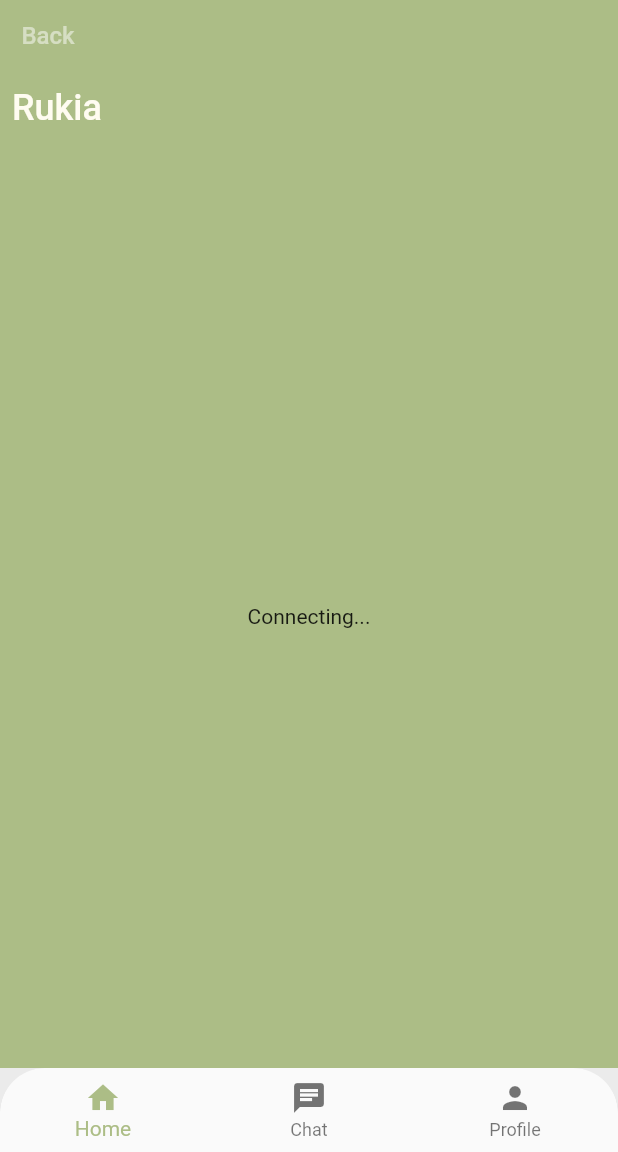
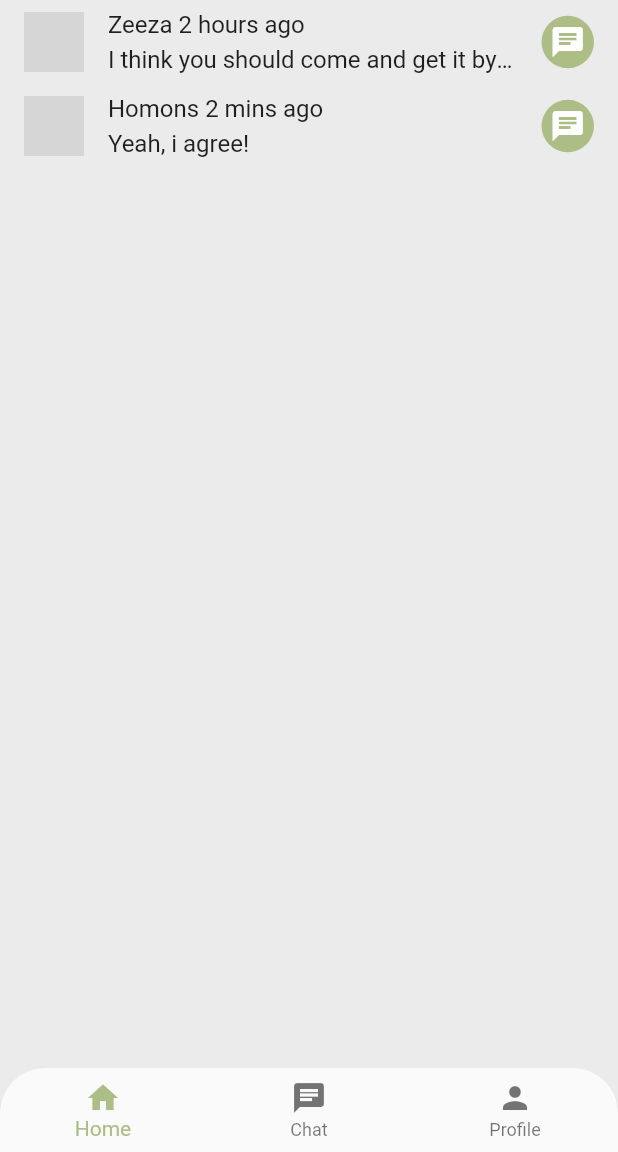
Before and after one commit to Trapzuss/Integrated-2, a Flutter app: the screen it shows after launch, swiped to page 2, on a phone screen of 412 x 824 dp, the part 84-1236 px from its top. Run offline on Flutter 3.47's test engine with Material 2 defaults, Android fonts, the phone set to English and light mode, and no system bars; our stand-ins replace animated_bottom_navigation_bar, bot_toast, dio, flutter_redux, google_fonts, lottie and 3 more; missing offline and left inert: username_gen; network calls fail; Roboto replaces fonts that are missing (Ubuntu); statements that could not run were skipped; grey boxes are pictures that could not be loaded.

Commit message:
Add chat list screen

```diff
--- a/lib/layouts/default_layout.dart
+++ b/lib/layouts/default_layout.dart
@@ -1,5 +1,6 @@
 import 'package:flutter/material.dart';
-import 'package:pet_integrated/screens/chat_screen.dart';
+import 'package:pet_integrated/screens/chat/chat_list_screen.dart';
+import 'package:pet_integrated/screens/chat/chat_screen.dart';
 import 'package:pet_integrated/screens/home_screen.dart';
 import 'package:pet_integrated/utils/theme.dart';
 import 'package:animated_bottom_navigation_bar/animated_bottom_navigation_bar.dart';
@@ -73,7 +74,7 @@ class _DefaultLayoutState extends State<DefaultLayout> {
         ),
         body: PageView(
           physics: NeverScrollableScrollPhysics(),
-          children: [HomeScreen(), ChatScreen(), ProfileScreen()],
+          children: [HomeScreen(), ChatListScreen(), ProfileScreen()],
           controller: pageController,
         ),
         bottomNavigationBar: Container(
--- a/lib/main.dart
+++ b/lib/main.dart
@@ -3,7 +3,7 @@ import 'package:flutter/services.dart';
 import 'package:google_fonts/google_fonts.dart';
 import 'package:pet_integrated/layouts/default_layout.dart';
 
-import 'package:pet_integrated/screens/chat_screen.dart';
+import 'package:pet_integrated/screens/chat/chat_screen.dart';
 import 'package:pet_integrated/screens/auth/login_screen.dart';
 import 'package:pet_integrated/screens/splash_screen.dart';
 import 'package:pet_integrated/utils/theme.dart';
--- /dev/null
+++ b/lib/screens/chat/chat_list_screen.dart
@@ -0,0 +1,87 @@
+import 'package:flutter/cupertino.dart';
+import 'package:flutter/material.dart';
+import 'package:flutter/src/foundation/key.dart';
+import 'package:flutter/src/widgets/framework.dart';
+import 'package:pet_integrated/utils/theme.dart';
+
+class ChatListScreen extends StatefulWidget {
+  const ChatListScreen({Key? key}) : super(key: key);
+
+  @override
+  State<ChatListScreen> createState() => _ChatListScreenState();
+}
+
+class _ChatListScreenState extends State<ChatListScreen> {
+  @override
+  Widget build(BuildContext context) {
+    List users = [
+      {
+        'name': 'Zeeza',
+        'updatedAt': '2 hours ago',
+        'lastMessage': 'I think you should come and get it by yourself.',
+        'imageUrl':
+            'https://i.pinimg.com/564x/a6/a5/9c/a6a59cf39b63d214cb7feab97b8c9a59.jpg'
+      },
+      {
+        'name': 'Homons',
+        'updatedAt': '2 mins ago',
+        'lastMessage': 'Yeah, i agree!',
+        'imageUrl':
+            'https://i.pinimg.com/564x/fc/78/74/fc7874948bc5b1dca9eaeee61b93cfdb.jpg'
+      },
+    ];
+
+    return Container(
+        child: ListView.builder(
+            itemCount: users.length,
+            itemBuilder: (context, i) {
+              return ListTile(
+                title: Column(
+                  mainAxisAlignment: MainAxisAlignment.start,
+                  children: [
+                    Container(
+                      margin: EdgeInsets.only(bottom: 4),
+                      child: Row(
+                        children: [
+                          Container(
+                            margin: EdgeInsets.only(right: 4),
+                            child: Text(
+                              users[i]['name'],
+                              style: AppTheme.style.primaryFontStyle,
+                            ),
+                          ),
+                          Text(
+                            users[i]['updatedAt'],
+                            style: AppTheme.style.secondaryFontStyle,
+                          )
+                        ],
+                      ),
+                    ),
+                    Row(
+                      children: [
+                        Flexible(
+                            child: Text(
+                          '${users[i]['lastMessage']}',
+                          style: AppTheme.style.secondaryFontStyle,
+                          overflow: TextOverflow.ellipsis,
+                        ))
+                      ],
+                    )
+                  ],
+                ),
+                leading: CircleAvatar(
+                    backgroundImage: NetworkImage(users[i]['imageUrl'])),
+                trailing: Container(
+                  width: 35,
+                  child: ElevatedButton(
+                      onPressed: () {},
+                      child: Icon(Icons.chat),
+                      style: ElevatedButton.styleFrom(
+                          padding: EdgeInsets.all(0),
+                          elevation: 0,
+                          shape: CircleBorder())),
+                ),
+              );
+            }));
+  }
+}
--- a/lib/screens/chat_screen.dart
+++ b/lib/screens/chat/chat_screen.dart
@@ -9,8 +9,8 @@ import 'package:pet_integrated/widgets/chat/detail_chat_messages.dart';
 import 'package:socket_io_client/socket_io_client.dart' as IO;
 import 'package:uuid/uuid.dart';
 import 'package:username_gen/username_gen.dart';
-import '../models/message.dart';
-import '../models/user.dart';
+import '../../models/message.dart';
+import '../../models/user.dart';
 
 class ChatScreen extends StatefulWidget {
   const ChatScreen({Key? key}) : super(key: key);
```
